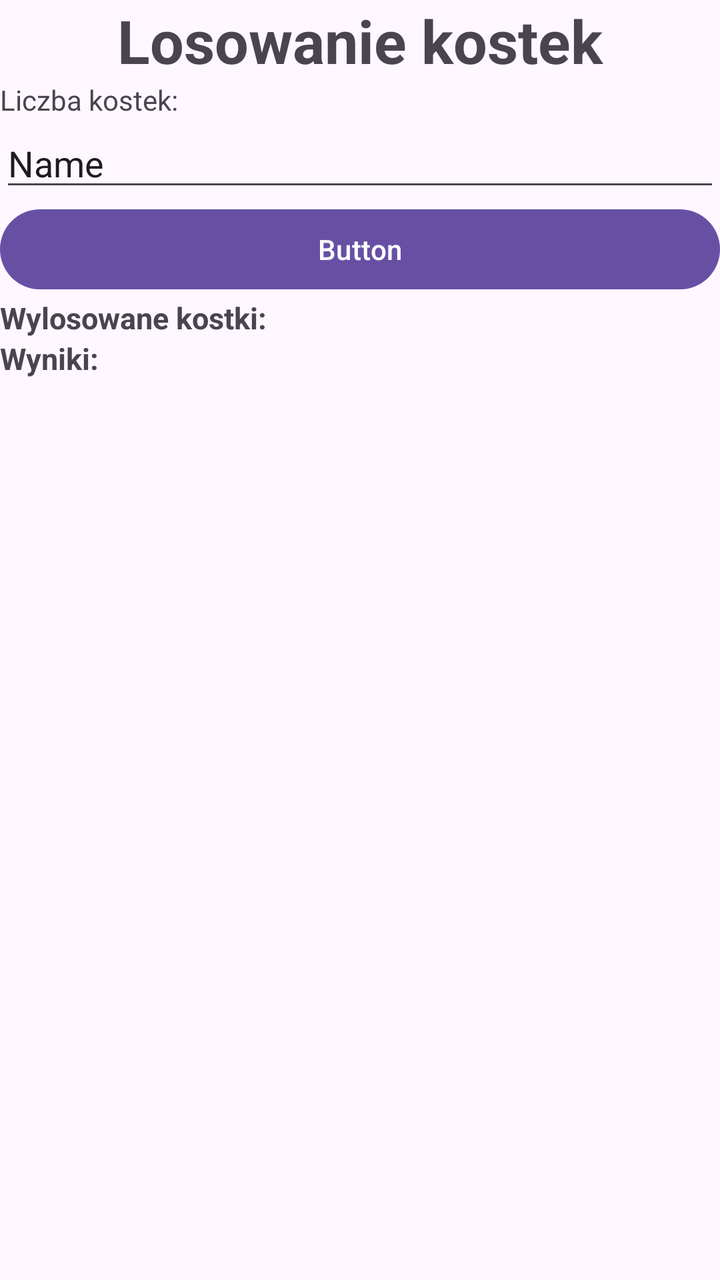
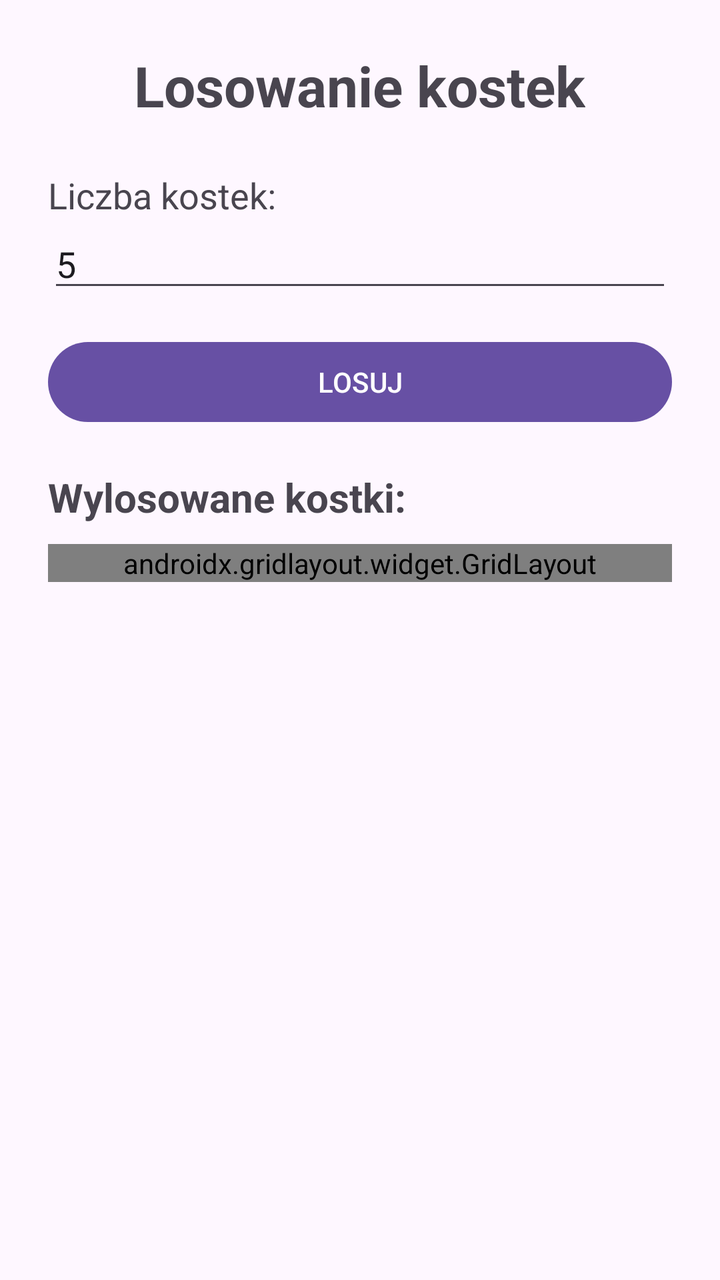

The first picture is an Android layout as it rendered before a commit; the second is the same layout after the commit. The layout source and the unified diff follow.
<!-- AndroidManifest.xml: application theme Theme.LosowanieKostek -->
<!-- res/layout/activity_main.xml -->
<?xml version="1.0" encoding="utf-8"?>
<LinearLayout xmlns:android="http://schemas.android.com/apk/res/android"
    xmlns:app="http://schemas.android.com/apk/res-auto"
    xmlns:tools="http://schemas.android.com/tools"
    android:id="@+id/main"
    android:layout_width="match_parent"
    android:layout_height="match_parent"
    android:orientation="vertical"
    tools:context=".MainActivity">

    <TextView
        android:id="@+id/textView"
        android:layout_width="match_parent"
        android:layout_height="wrap_content"
        android:text="Losowanie kostek"
        android:gravity="center"
        android:textStyle="bold"
        android:textSize="30dp"/>

    <TextView
        android:id="@+id/textView2"
        android:layout_width="match_parent"
        android:layout_height="wrap_content"
        android:text="Liczba kostek: " />

    <EditText
        android:id="@+id/editTextText"
        android:layout_width="match_parent"
        android:layout_height="wrap_content"
        android:ems="10"
        android:inputType="text"
        android:text="Name" />

    <Button
        android:id="@+id/button"
        android:layout_width="match_parent"
        android:layout_height="wrap_content"
        android:text="Button" />

    <TextView
        android:id="@+id/textView3"
        android:layout_width="match_parent"
        android:layout_height="wrap_content"
        android:text="Wylosowane kostki: "
        android:textStyle="bold"
        android:textSize="15dp"/>

    <TextView
        android:id="@+id/textView4"
        android:layout_width="match_parent"
        android:layout_height="wrap_content"
        android:text="Wyniki: "
        android:textStyle="bold"
        android:textSize="15dp"/>
</LinearLayout>
<!-- resources referenced by this layout -->
<resources>
  <style name="Theme.LosowanieKostek" parent="Base.Theme.LosowanieKostek" />
  <style name="Base.Theme.LosowanieKostek" parent="Theme.Material3.DayNight.NoActionBar">
          
          
      </style>
</resources>

<!-- the commit's change to res/layout/activity_main.xml (unified diff, before → after) -->
@@ -1,5 +1,5 @@
 <?xml version="1.0" encoding="utf-8"?>
-<LinearLayout xmlns:android="http://schemas.android.com/apk/res/android"
+<androidx.constraintlayout.widget.ConstraintLayout xmlns:android="http://schemas.android.com/apk/res/android"
     xmlns:app="http://schemas.android.com/apk/res-auto"
     xmlns:tools="http://schemas.android.com/tools"
     android:id="@+id/main"
@@ -8,48 +8,103 @@
     android:orientation="vertical"
     tools:context=".MainActivity">
 
-    <TextView
-        android:id="@+id/textView"
+    <ScrollView
         android:layout_width="match_parent"
-        android:layout_height="wrap_content"
-        android:text="Losowanie kostek"
-        android:gravity="center"
-        android:textStyle="bold"
-        android:textSize="30dp"/>
+        android:layout_height="match_parent"
+        tools:layout_editor_absoluteX="1dp"
+        tools:layout_editor_absoluteY="49dp">
 
-    <TextView
-        android:id="@+id/textView2"
-        android:layout_width="match_parent"
-        android:layout_height="wrap_content"
-        android:text="Liczba kostek: " />
+        <LinearLayout
+            android:layout_width="match_parent"
+            android:layout_height="wrap_content"
+            android:orientation="vertical"
+            android:layout_margin="24dp">
 
-    <EditText
-        android:id="@+id/editTextText"
-        android:layout_width="match_parent"
-        android:layout_height="wrap_content"
-        android:ems="10"
-        android:inputType="text"
-        android:text="Name" />
+            <TextView
+                android:id="@+id/textView"
+                android:layout_width="wrap_content"
+                android:layout_height="wrap_content"
+                android:text="Losowanie kostek"
+                android:layout_gravity="center_horizontal"
+                android:layout_marginBottom="24dp"
+                android:textSize="28sp"
+                android:textStyle="bold" />
 
-    <Button
-        android:id="@+id/button"
-        android:layout_width="match_parent"
-        android:layout_height="wrap_content"
-        android:text="Button" />
+            <TextView
+                android:id="@+id/textView2"
+                android:layout_width="wrap_content"
+                android:layout_height="wrap_content"
+                android:text="Liczba kostek: "
+                android:textSize="18sp"/>
 
-    <TextView
-        android:id="@+id/textView3"
-        android:layout_width="match_parent"
-        android:layout_height="wrap_content"
-        android:text="Wylosowane kostki: "
-        android:textStyle="bold"
-        android:textSize="15dp"/>
+            <EditText
+                android:id="@+id/editTextLiczbaKostek"
+                android:layout_width="match_parent"
+                android:layout_height="wrap_content"
+                android:hint="Podaj liczbe kostek: "
+                android:inputType="number"
+                android:text="5" />
 
-    <TextView
-        android:id="@+id/textView4"
-        android:layout_width="match_parent"
-        android:layout_height="wrap_content"
-        android:text="Wyniki: "
-        android:textStyle="bold"
-        android:textSize="15dp"/>
-</LinearLayout>
+            <Button
+                android:id="@+id/buttonLosuj"
+                android:layout_width="match_parent"
+                android:layout_height="wrap_content"
+                android:text="LOSUJ"
+                android:layout_marginTop="16dp"/>
+
+            <TextView
+                android:id="@+id/textView3"
+                android:layout_width="wrap_content"
+                android:layout_height="wrap_content"
+                android:text="Wylosowane kostki: "
+                android:layout_marginTop="20dp"
+                android:textSize="20sp"
+                android:textStyle="bold" />
+
+            <androidx.gridlayout.widget.GridLayout
+                android:id="@+id/gridKostki"
+                android:layout_width="match_parent"
+                android:layout_height="match_parent"
+                android:layout_marginTop="10dp"
+                app:alignmentMode="alignMargins"
+                app:columnCount="1"
+                android:layout_gravity="center"
+                app:useDefaultMargins="true">
+
+                <TextView
+                    android:id="@+id/textView4"
+                    android:layout_width="wrap_content"
+                    android:layout_height="wrap_content"
+                    android:text="Wyniki: "
+                    android:layout_marginTop="20dp"
+                    android:textSize="20sp"
+                    android:textStyle="bold"/>
+
+                <TextView
+                    android:id="@+id/textViewWyniki"
+                    android:layout_width="match_parent"
+                    android:layout_height="wrap_content"
+                    android:gravity="center"
+                    android:padding="10dp"
+                    android:text="Wyniki pojawiaja sie tutaj"
+                    android:textSize="20sp"/>
+
+                <Button
+                    android:id="@+id/buttonRosnaco"
+                    android:layout_width="match_parent"
+                    android:layout_height="wrap_content"
+                    android:text="SORTUJ ROSNĄCO"
+                    android:layout_marginTop="10dp"/>
+
+                <Button
+                    android:id="@+id/buttonMalejaco"
+                    android:layout_width="match_parent"
+                    android:layout_height="wrap_content"
+                    android:text="SORTUJ MALEJĄCO"
+                    android:layout_marginTop="10dp"/>
+            </androidx.gridlayout.widget.GridLayout>
+
+        </LinearLayout>
+    </ScrollView>
+
+</androidx.constraintlayout.widget.ConstraintLayout>
